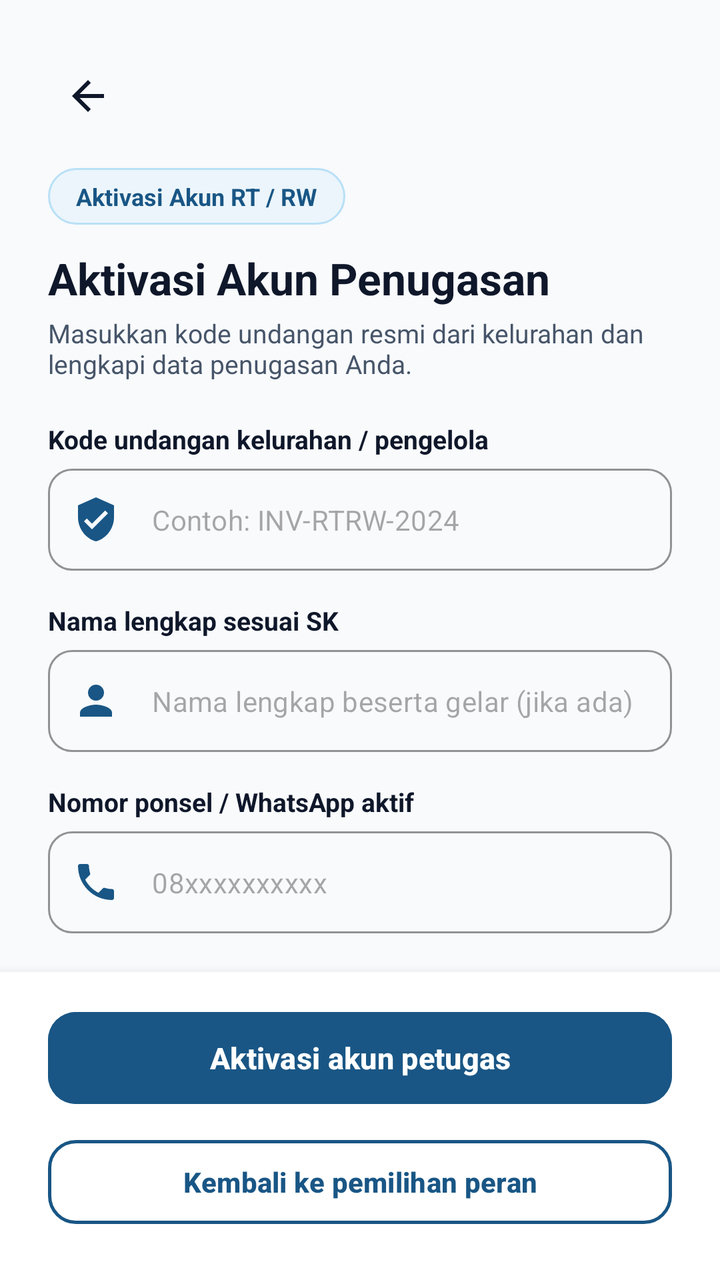
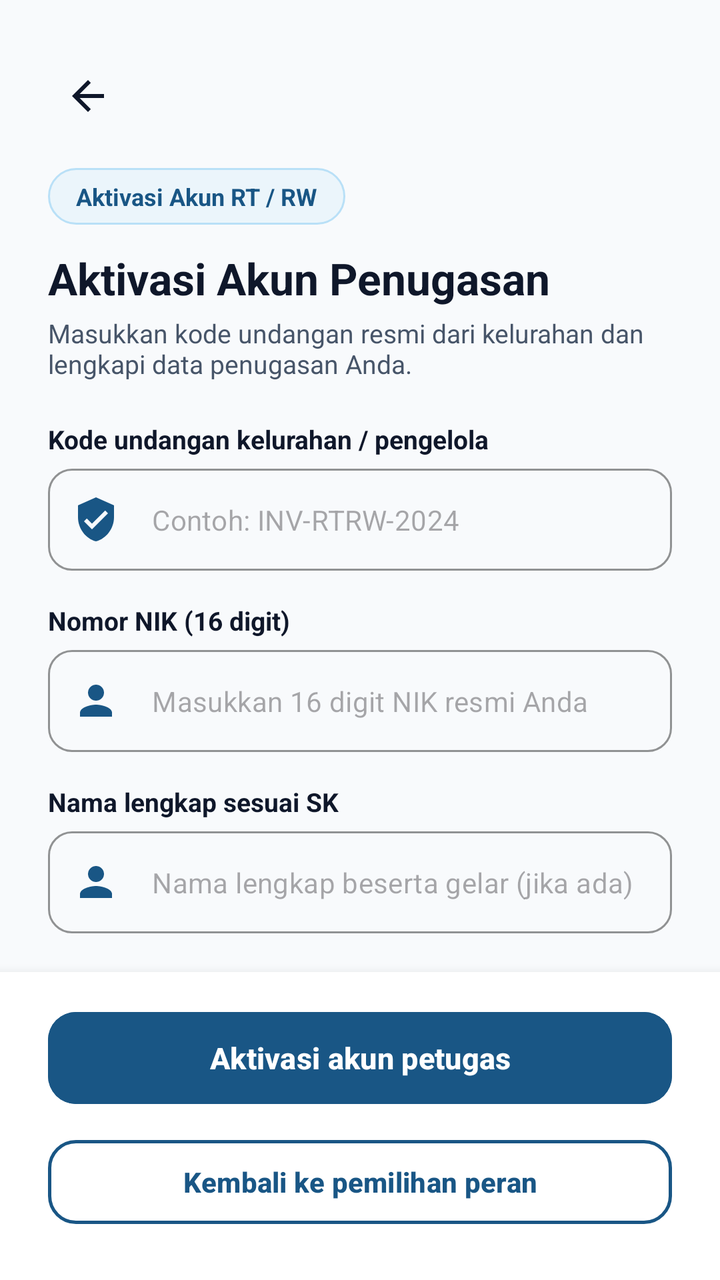

Compare the two renders of this Android layout. The source of the first and the diff that turns it into the second are given below.
<!-- AndroidManifest.xml: application theme Theme.SIPANTAS -->
<!-- res/layout/activity_register_officer.xml -->
<?xml version="1.0" encoding="utf-8"?>
<androidx.constraintlayout.widget.ConstraintLayout xmlns:android="http://schemas.android.com/apk/res/android"
    xmlns:app="http://schemas.android.com/apk/res-auto"
    xmlns:tools="http://schemas.android.com/tools"
    android:id="@+id/register_officer_root"
    android:layout_width="match_parent"
    android:layout_height="match_parent"
    android:background="@color/bg_page">

    <androidx.core.widget.NestedScrollView
        android:layout_width="match_parent"
        android:layout_height="0dp"
        android:fillViewport="true"
        app:layout_constraintBottom_toTopOf="@id/bottom_container"
        app:layout_constraintTop_toTopOf="parent">

        <LinearLayout
            android:layout_width="match_parent"
            android:layout_height="wrap_content"
            android:orientation="vertical"
            android:paddingHorizontal="24dp"
            android:paddingTop="28dp"
            android:paddingBottom="24dp">

            <ImageView
                android:id="@+id/btn_back"
                android:layout_width="40dp"
                android:layout_height="40dp"
                android:background="?attr/selectableItemBackgroundBorderless"
                android:contentDescription="Kembali"
                android:padding="8dp"
                android:src="@drawable/ic_arrow_back" />

            
            <TextView
                android:id="@+id/tv_officer_role_badge"
                android:layout_width="wrap_content"
                android:layout_height="wrap_content"
                android:layout_marginTop="16dp"
                android:background="@drawable/bg_role_chip"
                android:paddingHorizontal="14dp"
                android:paddingVertical="6dp"
                android:text="Aktivasi Akun RT / RW"
                android:textColor="@color/brand_primary"
                android:textSize="12sp"
                android:textStyle="bold" />

            <TextView
                android:id="@+id/tv_officer_title"
                android:layout_width="wrap_content"
                android:layout_height="wrap_content"
                android:layout_marginTop="12dp"
                android:text="Aktivasi Akun Penugasan"
                android:textColor="@color/text_primary"
                android:textSize="22sp"
                android:textStyle="bold" />

            <TextView
                android:id="@+id/tv_officer_desc"
                android:layout_width="wrap_content"
                android:layout_height="wrap_content"
                android:layout_marginTop="4dp"
                android:text="Masukkan kode undangan resmi dari kelurahan dan lengkapi data penugasan Anda."
                android:textColor="@color/text_secondary"
                android:textSize="13sp" />

            
            <TextView
                android:layout_width="wrap_content"
                android:layout_height="wrap_content"
                android:layout_marginTop="20dp"
                android:text="Kode undangan kelurahan / pengelola"
                android:textColor="@color/text_primary"
                android:textSize="13sp"
                android:textStyle="bold" />

            <com.google.android.material.textfield.TextInputLayout
                style="@style/Widget.MaterialComponents.TextInputLayout.OutlinedBox"
                android:layout_width="match_parent"
                android:layout_height="wrap_content"
                android:layout_marginTop="6dp"
                app:boxCornerRadiusBottomEnd="12dp"
                app:boxCornerRadiusBottomStart="12dp"
                app:boxCornerRadiusTopEnd="12dp"
                app:boxCornerRadiusTopStart="12dp"
                app:boxStrokeColor="@color/brand_primary"
                app:hintEnabled="false"
                app:startIconDrawable="@drawable/ic_shield_security"
                app:startIconTint="@color/brand_primary">

                <com.google.android.material.textfield.TextInputEditText
                    android:id="@+id/et_invite_code"
                    android:layout_width="match_parent"
                    android:layout_height="wrap_content"
                    android:hint="Contoh: INV-RTRW-2024"
                    android:padding="16dp"
                    android:textColor="@color/text_primary"
                    android:textSize="14sp" />
            </com.google.android.material.textfield.TextInputLayout>

            
            <TextView
                android:layout_width="wrap_content"
                android:layout_height="wrap_content"
                android:layout_marginTop="16dp"
                android:text="Nama lengkap sesuai SK"
                android:textColor="@color/text_primary"
                android:textSize="13sp"
                android:textStyle="bold" />

            <com.google.android.material.textfield.TextInputLayout
                style="@style/Widget.MaterialComponents.TextInputLayout.OutlinedBox"
                android:layout_width="match_parent"
                android:layout_height="wrap_content"
                android:layout_marginTop="6dp"
                app:boxCornerRadiusBottomEnd="12dp"
                app:boxCornerRadiusBottomStart="12dp"
                app:boxCornerRadiusTopEnd="12dp"
                app:boxCornerRadiusTopStart="12dp"
                app:boxStrokeColor="@color/brand_primary"
                app:hintEnabled="false"
                app:startIconDrawable="@drawable/ic_person"
                app:startIconTint="@color/brand_primary">

                <com.google.android.material.textfield.TextInputEditText
                    android:id="@+id/et_officer_name"
                    android:layout_width="match_parent"
                    android:layout_height="wrap_content"
                    android:hint="Nama lengkap beserta gelar (jika ada)"
                    android:padding="16dp"
                    android:textColor="@color/text_primary"
                    android:textSize="14sp" />
            </com.google.android.material.textfield.TextInputLayout>

            
            <TextView
                android:layout_width="wrap_content"
                android:layout_height="wrap_content"
                android:layout_marginTop="16dp"
                android:text="Nomor ponsel / WhatsApp aktif"
                android:textColor="@color/text_primary"
                android:textSize="13sp"
                android:textStyle="bold" />

            <com.google.android.material.textfield.TextInputLayout
                style="@style/Widget.MaterialComponents.TextInputLayout.OutlinedBox"
                android:layout_width="match_parent"
                android:layout_height="wrap_content"
                android:layout_marginTop="6dp"
                app:boxCornerRadiusBottomEnd="12dp"
                app:boxCornerRadiusBottomStart="12dp"
                app:boxCornerRadiusTopEnd="12dp"
                app:boxCornerRadiusTopStart="12dp"
                app:boxStrokeColor="@color/brand_primary"
                app:hintEnabled="false"
                app:startIconDrawable="@drawable/ic_phone"
                app:startIconTint="@color/brand_primary">

                <com.google.android.material.textfield.TextInputEditText
                    android:id="@+id/et_officer_phone"
                    android:layout_width="match_parent"
                    android:layout_height="wrap_content"
                    android:hint="08xxxxxxxxxx"
                    android:inputType="phone"
                    android:padding="16dp"
                    android:textColor="@color/text_primary"
                    android:textSize="14sp" />
            </com.google.android.material.textfield.TextInputLayout>

            
            <TextView
                android:id="@+id/tv_label_extra1"
                android:layout_width="wrap_content"
                android:layout_height="wrap_content"
                android:layout_marginTop="16dp"
                android:text="Nomor SK Pengangkatan RT / RW"
                android:textColor="@color/text_primary"
                android:textSize="13sp"
                android:textStyle="bold" />

            <com.google.android.material.textfield.TextInputLayout
                style="@style/Widget.MaterialComponents.TextInputLayout.OutlinedBox"
                android:layout_width="match_parent"
                android:layout_height="wrap_content"
                android:layout_marginTop="6dp"
                app:boxCornerRadiusBottomEnd="12dp"
                app:boxCornerRadiusBottomStart="12dp"
                app:boxCornerRadiusTopEnd="12dp"
                app:boxCornerRadiusTopStart="12dp"
                app:boxStrokeColor="@color/brand_primary"
                app:hintEnabled="false"
                app:startIconDrawable="@drawable/ic_document"
                app:startIconTint="@color/brand_primary">

                <com.google.android.material.textfield.TextInputEditText
                    android:id="@+id/et_officer_extra1"
                    android:layout_width="match_parent"
                    android:layout_height="wrap_content"
                    android:hint="Nomor surat keputusan penugasan"
                    android:padding="16dp"
                    android:textColor="@color/text_primary"
                    android:textSize="14sp" />
            </com.google.android.material.textfield.TextInputLayout>

            
            <TextView
                android:layout_width="wrap_content"
                android:layout_height="wrap_content"
                android:layout_marginTop="16dp"
                android:text="Email resmi"
                android:textColor="@color/text_primary"
                android:textSize="13sp"
                android:textStyle="bold" />

            <com.google.android.material.textfield.TextInputLayout
                style="@style/Widget.MaterialComponents.TextInputLayout.OutlinedBox"
                android:layout_width="match_parent"
                android:layout_height="wrap_content"
                android:layout_marginTop="6dp"
                app:boxCornerRadiusBottomEnd="12dp"
                app:boxCornerRadiusBottomStart="12dp"
                app:boxCornerRadiusTopEnd="12dp"
                app:boxCornerRadiusTopStart="12dp"
                app:boxStrokeColor="@color/brand_primary"
                app:hintEnabled="false"
                app:startIconDrawable="@drawable/ic_email"
                app:startIconTint="@color/brand_primary">

                <com.google.android.material.textfield.TextInputEditText
                    android:id="@+id/et_officer_email"
                    android:layout_width="match_parent"
                    android:layout_height="wrap_content"
                    android:hint="nama@kelurahan.go.id / email aktif"
                    android:inputType="textEmailAddress"
                    android:padding="16dp"
                    android:textColor="@color/text_primary"
                    android:textSize="14sp" />
            </com.google.android.material.textfield.TextInputLayout>

            
            <TextView
                android:layout_width="wrap_content"
                android:layout_height="wrap_content"
                android:layout_marginTop="16dp"
                android:text="Kata sandi baru"
                android:textColor="@color/text_primary"
                android:textSize="13sp"
                android:textStyle="bold" />

            <com.google.android.material.textfield.TextInputLayout
                style="@style/Widget.MaterialComponents.TextInputLayout.OutlinedBox"
                android:layout_width="match_parent"
                android:layout_height="wrap_content"
                android:layout_marginTop="6dp"
                app:boxCornerRadiusBottomEnd="12dp"
                app:boxCornerRadiusBottomStart="12dp"
                app:boxCornerRadiusTopEnd="12dp"
                app:boxCornerRadiusTopStart="12dp"
                app:boxStrokeColor="@color/brand_primary"
                app:endIconMode="password_toggle"
                app:endIconTint="@color/brand_primary"
                app:hintEnabled="false"
                app:startIconDrawable="@drawable/ic_lock"
                app:startIconTint="@color/brand_primary">

                <com.google.android.material.textfield.TextInputEditText
                    android:id="@+id/et_officer_password"
                    android:layout_width="match_parent"
                    android:layout_height="wrap_content"
                    android:hint="Minimal 8 karakter"
                    android:inputType="textPassword"
                    android:padding="16dp"
                    android:textColor="@color/text_primary"
                    android:textSize="14sp" />
            </com.google.android.material.textfield.TextInputLayout>

        </LinearLayout>
    </androidx.core.widget.NestedScrollView>

    
    <LinearLayout
        android:id="@+id/bottom_container"
        android:layout_width="match_parent"
        android:layout_height="wrap_content"
        android:background="@color/card_bg"
        android:elevation="8dp"
        android:orientation="vertical"
        android:paddingHorizontal="24dp"
        android:paddingTop="16dp"
        android:paddingBottom="24dp"
        app:layout_constraintBottom_toBottomOf="parent">

        <com.google.android.material.button.MaterialButton
            android:id="@+id/btn_activate_officer"
            android:layout_width="match_parent"
            android:layout_height="54dp"
            android:backgroundTint="@color/brand_primary"
            android:text="Aktivasi akun petugas"
            android:textColor="@color/white"
            android:textSize="15sp"
            android:textStyle="bold"
            app:cornerRadius="14dp" />

        <com.google.android.material.button.MaterialButton
            android:id="@+id/btn_back_to_role"
            style="@style/Widget.SIPANTAS.Button.Outlined"
            android:layout_width="match_parent"
            android:layout_height="50dp"
            android:layout_marginTop="10dp"
            android:text="Kembali ke pemilihan peran"
            android:textColor="@color/brand_primary"
            android:textSize="14sp"
            android:textStyle="bold"
            app:cornerRadius="14dp"
            app:strokeColor="@color/brand_primary" />
    </LinearLayout>

</androidx.constraintlayout.widget.ConstraintLayout>
<!-- resources referenced by this layout -->
<resources>
  <color name="bg_page">#F8FAFC</color>
  <color name="brand_primary">#195685</color>
  <color name="card_bg">#FFFFFFFF</color>
  <color name="text_primary">#0F172A</color>
  <color name="text_secondary">#475569</color>
  <color name="white">#FFFFFFFF</color>
  <!-- drawable bg_role_chip (drawable) -->
  <?xml version="1.0" encoding="utf-8"?>
  <shape xmlns:android="http://schemas.android.com/apk/res/android"
      android:shape="rectangle">
      <solid android:color="@color/brand_primary_light" />
      <corners android:radius="24dp" />
      <stroke
          android:width="1dp"
          android:color="#B9E0F7" />
  </shape>
  <!-- drawable ic_arrow_back (drawable) -->
  <vector xmlns:android="http://schemas.android.com/apk/res/android"
      android:width="24dp"
      android:height="24dp"
      android:viewportWidth="24"
      android:viewportHeight="24">
    <path
        android:fillColor="@color/text_primary"
        android:pathData="M20,11H7.83l5.59,-5.59L12,4l-8,8 8,8 1.41,-1.41L7.83,13H20v-2z"/>
  </vector>
  <!-- drawable ic_document (drawable) -->
  <vector xmlns:android="http://schemas.android.com/apk/res/android"
      android:width="24dp"
      android:height="24dp"
      android:viewportWidth="24"
      android:viewportHeight="24">
    <path
        android:fillColor="@color/brand_primary"
        android:pathData="M14,2H6c-1.1,0 -1.99,0.9 -1.99,2L4,20c0,1.1 0.89,2 1.99,2H18c1.1,0 2,-0.9 2,-2V8l-6,-6zM16,18H8v-2h8v2zm0,-4H8v-2h8v2zm-3,-5V3.5L18.5,9H13z"/>
  </vector>
  <!-- drawable ic_email (drawable) -->
  <vector xmlns:android="http://schemas.android.com/apk/res/android"
      android:width="24dp"
      android:height="24dp"
      android:viewportWidth="24"
      android:viewportHeight="24">
    <path
        android:fillColor="@color/brand_primary"
        android:pathData="M20,4L4,4c-1.1,0 -1.99,0.9 -1.99,2L2,18c0,1.1 0.9,2 2,2h16c1.1,0 2,-0.9 2,-2L22,6c0,-1.1 -0.9,-2 -2,-2zM20,8l-8,5 -8,-5L4,6l8,5 8,-5v2z"/>
  </vector>
  <!-- drawable ic_person (drawable) -->
  <vector xmlns:android="http://schemas.android.com/apk/res/android"
      android:width="24dp"
      android:height="24dp"
      android:viewportWidth="24"
      android:viewportHeight="24">
    <path
        android:fillColor="@color/brand_primary"
        android:pathData="M12,12c2.21,0 4,-1.79 4,-4s-1.79,-4 -4,-4 -4,1.79 -4,4 1.79,4 4,4zm0,2c-2.67,0 -8,1.34 -8,4v2h16v-2c0,-2.66 -5.33,-4 -8,-4z"/>
  </vector>
  <!-- drawable ic_shield_security (drawable) -->
  <vector xmlns:android="http://schemas.android.com/apk/res/android"
      android:width="24dp"
      android:height="24dp"
      android:viewportWidth="24"
      android:viewportHeight="24">
    <path
        android:fillColor="@color/brand_primary"
        android:pathData="M12,1L3,5v6c0,5.55 3.84,10.74 9,12 5.16,-1.26 9,-6.45 9,-12V5l-9,-4zm-2,16l-4,-4 1.41,-1.41L10,14.17l6.59,-6.59L18,9l-8,8z"/>
  </vector>
  <style name="Widget.SIPANTAS.Button.Outlined" parent="Widget.Material3.Button.OutlinedButton">
          <item name="android:textColor">@color/brand_primary</item>
          <item name="strokeColor">@color/brand_primary</item>
          <item name="strokeWidth">1.5dp</item>
          <item name="cornerRadius">12dp</item>
      </style>
  <style name="Theme.SIPANTAS" parent="Base.Theme.SIPANTAS" />
  <color name="brand_primary_light">#EBF5FB</color>
  <style name="Widget.SIPANTAS.Button.Text" parent="Widget.Material3.Button.TextButton">
          <item name="android:textColor">@color/brand_primary</item>
          <item name="rippleColor">@color/brand_primary_light</item>
      </style>
  <!-- unchanged entries left out for length: 3 -->
</resources>

<!-- the commit's change to res/layout/activity_register_officer.xml (unified diff, before → after) -->
@@ -93,6 +93,41 @@
                     android:layout_width="match_parent"
                     android:layout_height="wrap_content"
                     android:hint="Contoh: INV-RTRW-2024"
+                    android:padding="16dp"
+                    android:textColor="@color/text_primary"
+                    android:textSize="14sp" />
+            </com.google.android.material.textfield.TextInputLayout>
+
+            
+            <TextView
+                android:layout_width="wrap_content"
+                android:layout_height="wrap_content"
+                android:layout_marginTop="16dp"
+                android:text="Nomor NIK (16 digit)"
+                android:textColor="@color/text_primary"
+                android:textSize="13sp"
+                android:textStyle="bold" />
+
+            <com.google.android.material.textfield.TextInputLayout
+                style="@style/Widget.MaterialComponents.TextInputLayout.OutlinedBox"
+                android:layout_width="match_parent"
+                android:layout_height="wrap_content"
+                android:layout_marginTop="6dp"
+                app:boxCornerRadiusBottomEnd="12dp"
+                app:boxCornerRadiusBottomStart="12dp"
+                app:boxCornerRadiusTopEnd="12dp"
+                app:boxCornerRadiusTopStart="12dp"
+                app:boxStrokeColor="@color/brand_primary"
+                app:hintEnabled="false"
+                app:startIconDrawable="@drawable/ic_person"
+                app:startIconTint="@color/brand_primary">
+
+                <com.google.android.material.textfield.TextInputEditText
+                    android:id="@+id/et_officer_nik"
+                    android:layout_width="match_parent"
+                    android:layout_height="wrap_content"
+                    android:hint="Masukkan 16 digit NIK resmi Anda"
+                    android:inputType="number"
                     android:padding="16dp"
                     android:textColor="@color/text_primary"
                     android:textSize="14sp" />
